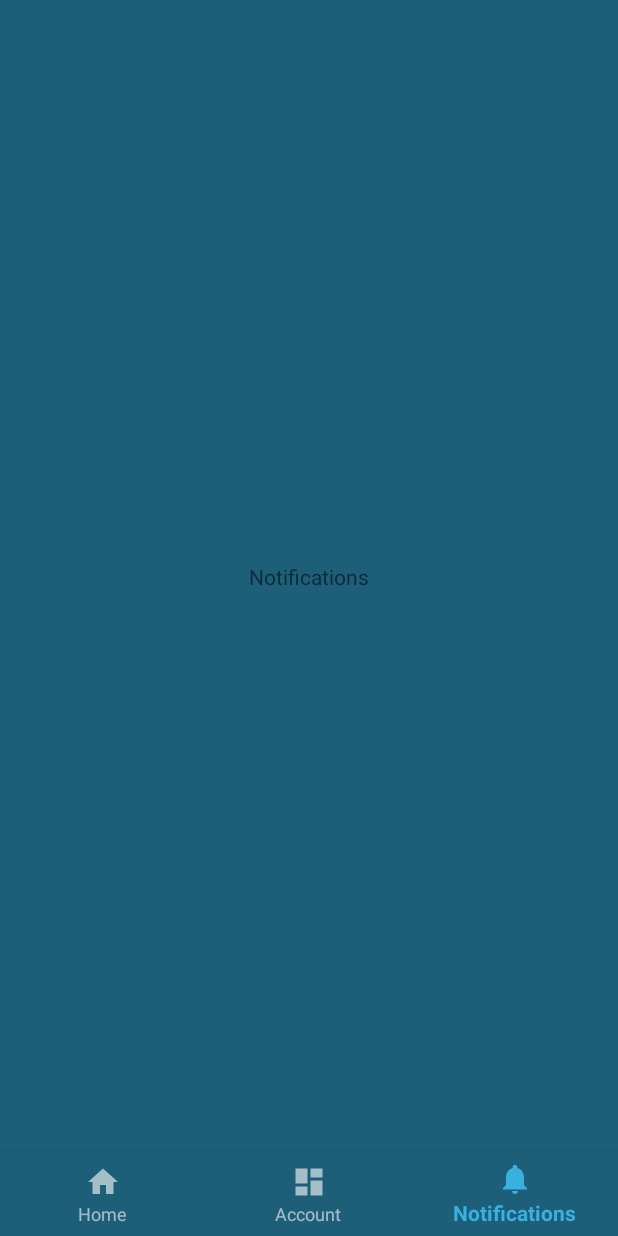
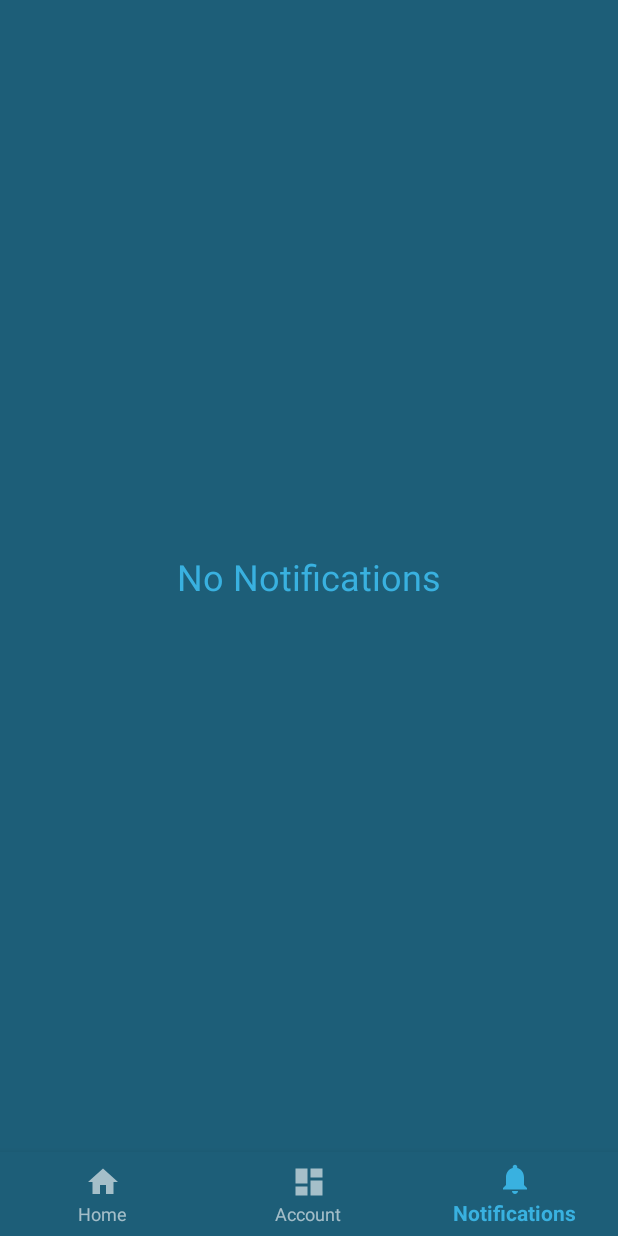
Before and after one commit to Abhi64p/AlumniApp, an Android app: the ProfileActivity screen opened directly, with no data from a screen before it, item 3 of the bottom bar chosen, on a phone screen of 412 x 824 dp. Run offline under Robolectric (Android 15) with nearby library versions, the phone set to English and light mode, and no system bars.

Commit message:
Bug Fixes

```diff
--- a/app/src/main/java/asiet/alumniapp/EntryActivity.java
+++ b/app/src/main/java/asiet/alumniapp/EntryActivity.java
@@ -331,11 +331,11 @@ public class EntryActivity extends AppCompatActivity
                                 SB.append(line);
                             reader.close();
 
-                            final String LoginResponse = SB.toString();
+                            final String[] LoginResponse = SB.toString().split(":");
                             if (EA.isRunning)
                                 StopAnimation();
 
-                            if (LoginResponse.equals("Correct"))
+                            if (LoginResponse[0].equals("Correct"))
                             {
                                 runOnUiThread(new Runnable()
                                 {
@@ -348,6 +348,7 @@ public class EntryActivity extends AppCompatActivity
                                         SharedPreferences.Editor editor = getSharedPreferences(CommonData.SP,MODE_PRIVATE).edit();
                                         editor.putString("email",Email);
                                         editor.putString("password",Password);
+                                        editor.putString("name",LoginResponse[1]);
                                         editor.putBoolean("LoggedIn",true);
                                         editor.apply();
                                         startActivityForResult(new Intent(EntryActivity.this,ProfileActivity.class),ProfileRequestCode);
--- a/app/src/main/java/asiet/alumniapp/ProfileActivity.java
+++ b/app/src/main/java/asiet/alumniapp/ProfileActivity.java
@@ -7,7 +7,6 @@ import android.content.DialogInterface;
 import android.content.Intent;
 import android.content.SharedPreferences;
 import android.content.pm.PackageManager;
-import android.content.res.Resources;
 import android.graphics.Bitmap;
 import android.graphics.BitmapFactory;
 import android.net.Uri;
@@ -41,8 +40,6 @@ import javax.net.ssl.HttpsURLConnection;
 
 public class ProfileActivity extends AppCompatActivity
 {
-
-    private TextView mTextMessage;
     private ConstraintLayout LL;
     private int GalleryDialogRequestCode = 0;
     private int CameraDialogrequestCode = 1;
@@ -63,15 +60,12 @@ public class ProfileActivity extends AppCompatActivity
             switch (item.getItemId())
             {
                 case R.id.navigation_home:
-                    mTextMessage.setText(R.string.title_home);
                     HomePressed();
                     return true;
                 case R.id.navigation_account:
-                    mTextMessage.setText(R.string.title_dashboard);
                     AccountPressed();
                     return true;
                 case R.id.navigation_notifications:
-                    mTextMessage.setText(R.string.title_notifications);
                     NotificationsPressed();
                     return true;
             }
@@ -85,7 +79,6 @@ public class ProfileActivity extends AppCompatActivity
         super.onCreate(savedInstanceState);
         setContentView(R.layout.activity_profile);
 
-        mTextMessage = (TextView) findViewById(R.id.message);
         BottomNavigationView navigation = (BottomNavigationView) findViewById(R.id.navigation);
         navigation.setOnNavigationItemSelectedListener(mOnNavigationItemSelectedListener);
 
@@ -97,6 +90,7 @@ public class ProfileActivity extends AppCompatActivity
         SharedPreferences.Editor editor = getSharedPreferences(CommonData.SP,MODE_PRIVATE).edit();
         editor.putString("email","...");
         editor.putString("password","...");
+        editor.putString("name","...");
         editor.putBoolean("LoggedIn",false);
         editor.apply();
         File Image = new File(ProPicPath);
@@ -123,6 +117,8 @@ public class ProfileActivity extends AppCompatActivity
     {
         LL.removeAllViewsInLayout();
         LL.addView(LayoutInflater.from(this).inflate(R.layout.profile_account,LL,false));
+        TextView ProfileNameTV = findViewById(R.id.ProfileNameTV);
+        ProfileNameTV.setText(getSharedPreferences(CommonData.SP,MODE_PRIVATE).getString("name",""));
         EA = findViewById(R.id.ProPicUpdateAnim);
         ProPicView = findViewById(R.id.ProPicView);
         ProPicPath = getExternalCacheDir().getAbsolutePath() + "/ProPic.webp";
--- a/app/src/main/res/layout/activity_profile.xml
+++ b/app/src/main/res/layout/activity_profile.xml
@@ -7,20 +7,6 @@
     android:layout_width="match_parent"
     android:layout_height="match_parent"
     tools:context=".ProfileActivity">
-
-    <TextView
-        android:id="@+id/message"
-        android:layout_width="wrap_content"
-        android:layout_height="wrap_content"
-        android:layout_marginStart="8dp"
-        android:layout_marginTop="8dp"
-        android:layout_marginEnd="8dp"
-        android:layout_marginBottom="8dp"
-        android:text="@string/title_home"
-        app:layout_constraintBottom_toTopOf="@+id/navigation"
-        app:layout_constraintEnd_toEndOf="parent"
-        app:layout_constraintStart_toStartOf="parent"
-        app:layout_constraintTop_toTopOf="@+id/ProfileLayout" />
 
     <android.support.constraint.ConstraintLayout
         android:id="@+id/ProfileLayout"
--- a/app/src/main/res/layout/profile_notifications.xml
+++ b/app/src/main/res/layout/profile_notifications.xml
@@ -1,6 +1,24 @@
 <?xml version="1.0" encoding="utf-8"?>
 <android.support.constraint.ConstraintLayout
-    xmlns:android="http://schemas.android.com/apk/res/android" android:layout_width="match_parent"
+    xmlns:android="http://schemas.android.com/apk/res/android"
+    xmlns:app="http://schemas.android.com/apk/res-auto"
+    xmlns:tools="http://schemas.android.com/tools"
+    android:layout_width="match_parent"
     android:layout_height="match_parent">
 
+    <TextView
+        android:id="@+id/textView10"
+        android:layout_width="wrap_content"
+        android:layout_height="wrap_content"
+        android:layout_marginStart="8dp"
+        android:layout_marginTop="8dp"
+        android:layout_marginEnd="8dp"
+        android:layout_marginBottom="8dp"
+        android:text="No Notifications"
+        android:textColor="@color/Line"
+        android:textSize="24sp"
+        app:layout_constraintBottom_toBottomOf="parent"
+        app:layout_constraintEnd_toEndOf="parent"
+        app:layout_constraintStart_toStartOf="parent"
+        app:layout_constraintTop_toTopOf="parent" />
 </android.support.constraint.ConstraintLayout>
--- a/app/src/main/res/values/styles.xml
+++ b/app/src/main/res/values/styles.xml
@@ -9,10 +9,4 @@
         <item name="android:colorForeground">@android:color/background_light</item>
         <item name="android:windowBackground">@color/LayoutBG</item>
     </style>
-
-    <style name="ModifiedTheme.Dialog.Alert" parent="Theme.AppCompat.Dialog.Alert">
-        <item name="android:statusBarColor">@color/StatusBar</item>
-        <item name="colorPrimaryDark">@color/StatusBar</item>
-        <item name="android:colorBackground">@color/LayoutBG</item>
-    </style>
 </resources>
```
Also changed, not shown: app/src/main/res/layout/profile_account.xml (+2 -21 lines).
